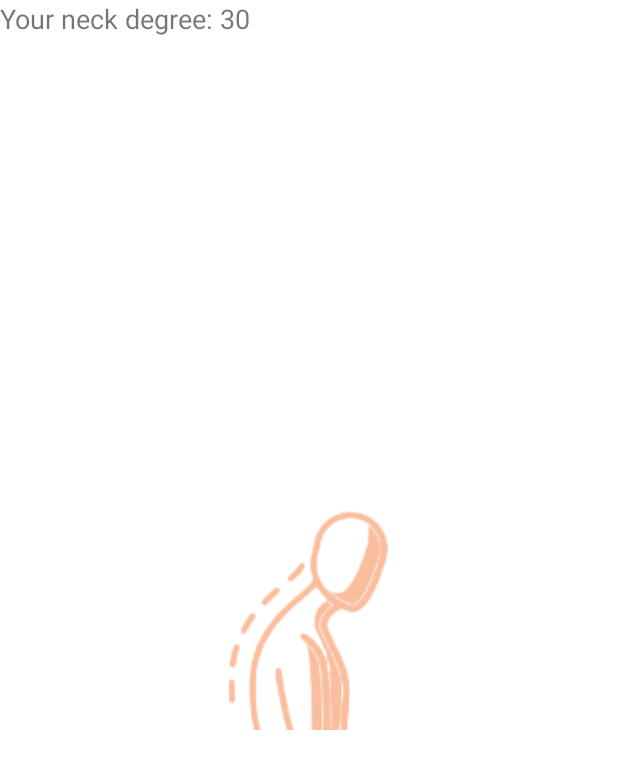
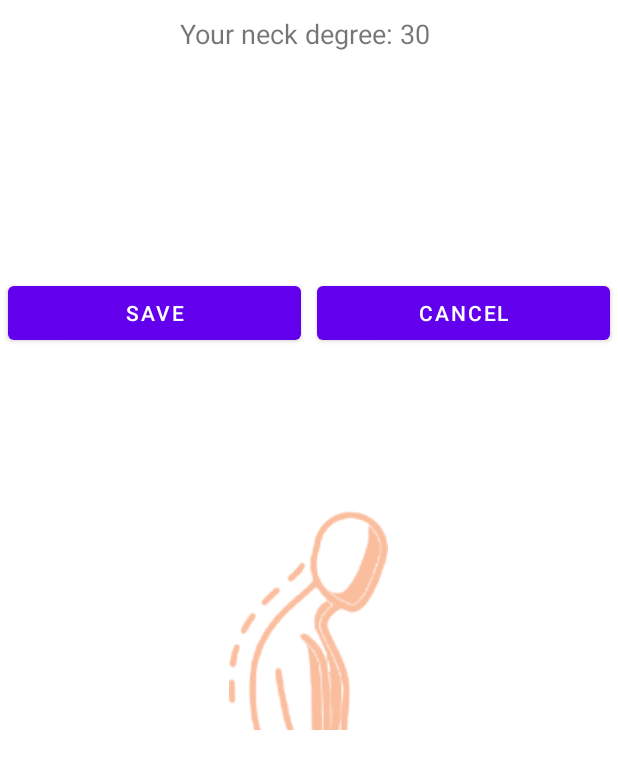
Before and after one commit to oguzhan3437/Head-Scanner, an Android app: the layout fragment_show_result_dialog.xml on its own in the app's theme, with its tools: preview values and no code run, on a phone screen of 412 x 824 dp. Shown: the top 769 px of the screen. Run offline under Robolectric (Android 15) with nearby library versions, the phone set to English and light mode, and no system bars.

Commit message:
add bottomSheetDialog

```diff
--- a/app/src/main/java/com/oguzhancetin/goodpostureapp/adapter/SlideIntroRcAdapter.kt
+++ b/app/src/main/java/com/oguzhancetin/goodpostureapp/adapter/SlideIntroRcAdapter.kt
@@ -22,4 +22,5 @@ class SlideIntroRcAdapter(fa: FragmentActivity) : FragmentStateAdapter(fa) {
             2 -> Onboarding3()
             else -> Onboarding1()
         }
+
 }
--- a/app/src/main/java/com/oguzhancetin/goodpostureapp/fragment/DashBoardFragment.kt
+++ b/app/src/main/java/com/oguzhancetin/goodpostureapp/fragment/DashBoardFragment.kt
@@ -37,8 +37,8 @@ class DashBoardFragment : BaseFragment<FragmentDashBoardBinding>() {
         binding.pager.adapter = adapter
         binding.indicator.apply {
             tintIndicator(
-                ContextCompat.getColor(requireContext(), R.color.black),
-                ContextCompat.getColor(requireContext(), R.color.primary)
+                ContextCompat.getColor(requireContext(), R.color.primary),
+                ContextCompat.getColor(requireContext(), R.color.white)
             )
             setViewPager(binding.pager)
         }
--- a/app/src/main/res/layout/fragment_show_result_dialog.xml
+++ b/app/src/main/res/layout/fragment_show_result_dialog.xml
@@ -1,13 +1,43 @@
 <LinearLayout xmlns:android="http://schemas.android.com/apk/res/android"
-    android:orientation="vertical"
-    android:layout_width="wrap_content"
+    xmlns:tools="http://schemas.android.com/tools"
+    android:layout_width="match_parent"
     android:layout_height="wrap_content"
-    xmlns:tools="http://schemas.android.com/tools">
-   <TextView
-       android:id="@+id/textview_result0"
-       android:layout_width="wrap_content"
-       android:layout_height="wrap_content"
-       android:text= "Your neck degree: 30 "
-       android:textSize="18sp"/>
+    android:orientation="vertical">
 
+    <TextView
+        android:id="@+id/textview_result0"
+        android:layout_width="wrap_content"
+        android:layout_height="wrap_content"
+        android:layout_gravity="center"
+        android:text="Your neck degree: 30 "
+        android:layout_marginTop="10dp"
+        android:textSize="18sp" />
+
+    <LinearLayout
+        android:layout_marginTop="150dp"
+        android:orientation="horizontal"
+        android:weightSum="2"
+        android:layout_width="match_parent"
+        android:layout_height="wrap_content"
+        >
+
+
+    <com.google.android.material.button.MaterialButton
+        android:id="@+id/text_ok"
+        android:layout_weight="1"
+        android:layout_width="match_parent"
+        android:layout_height="wrap_content"
+        android:text="Save"
+        android:layout_marginLeft="5dp"
+        android:layout_marginRight="5dp"/>
+
+    <com.google.android.material.button.MaterialButton
+        android:id="@+id/text_cancel"
+        android:layout_width="match_parent"
+        android:layout_weight="1"
+        android:layout_height="wrap_content"
+        android:text="Cancel"
+        android:layout_marginRight="5dp"
+        android:layout_marginLeft="5dp"/>
+    </LinearLayout>
 </LinearLayout>
--- a/app/src/main/res/values/strings.xml
+++ b/app/src/main/res/values/strings.xml
@@ -10,4 +10,5 @@
     <string name="story_text1">Most of us hunch over our smartphone for at least two hours a day. This can effectively increase the weight of your head by up to 27kg</string>
     <string name="story_text2">A 60 degree angle results in the head weighing the equivalent of 27kg, which is similar to carrying around an 8-year-old child</string>
     <string name="story_text3">Take a photo of you standing sideways to see your neck degree</string>
+    <string name="get_started">Get Started</string>
 </resources>
--- a/app/src/main/res/values/themes.xml
+++ b/app/src/main/res/values/themes.xml
@@ -12,7 +12,7 @@
         <!-- Status bar color. -->
         <item name="android:statusBarColor" tools:targetApi="l">?attr/colorPrimaryVariant</item>
         <!-- Customize your theme here. -->
-
+        <item name="bottomSheetDialogTheme" >@style/ThemeOverlay.App.BottomSheetDialog</item>
 
 
 
@@ -22,6 +22,10 @@
         <item name="android:statusBarColor">@color/splash_black</item>
 
 
+    </style>
+
+    <style name="ThemeOverlay.App.BottomSheetDialog" parent="ThemeOverlay.MaterialComponents.BottomSheetDialog">
+        <item name="bottomSheetStyle">@style/ModalBottomSheetDialog</item>
     </style>
 
     <style name="ShapeAppearance.PostureApp.LargeComponent"
```
Also changed, not shown: app/src/main/java/com/oguzhancetin/goodpostureapp/MainActivity.kt (+5 -5 lines), app/src/main/java/com/oguzhancetin/goodpostureapp/PoseDetectionProcess.kt (+34 -26 lines), app/src/main/java/com/oguzhancetin/goodpostureapp/fragment/MainFragment.kt (+9 -7 lines), app/src/main/java/com/oguzhancetin/goodpostureapp/fragment/ResultBottomSheet.kt (added, +38 -0 lines), app/src/main/java/com/oguzhancetin/goodpostureapp/fragment/ScreenSlidePagerActivity.kt (+17 -0 lines), app/src/main/java/com/oguzhancetin/goodpostureapp/util/Util.kt (+16 -4 lines), app/src/main/res/layout/activity_fragment_slide_pager.xml (+23 -22 lines), app/src/main/res/navigation/nav_graph.xml (+8 -2 lines), app/src/main/res/values/styles.xml (+10 -0 lines).
